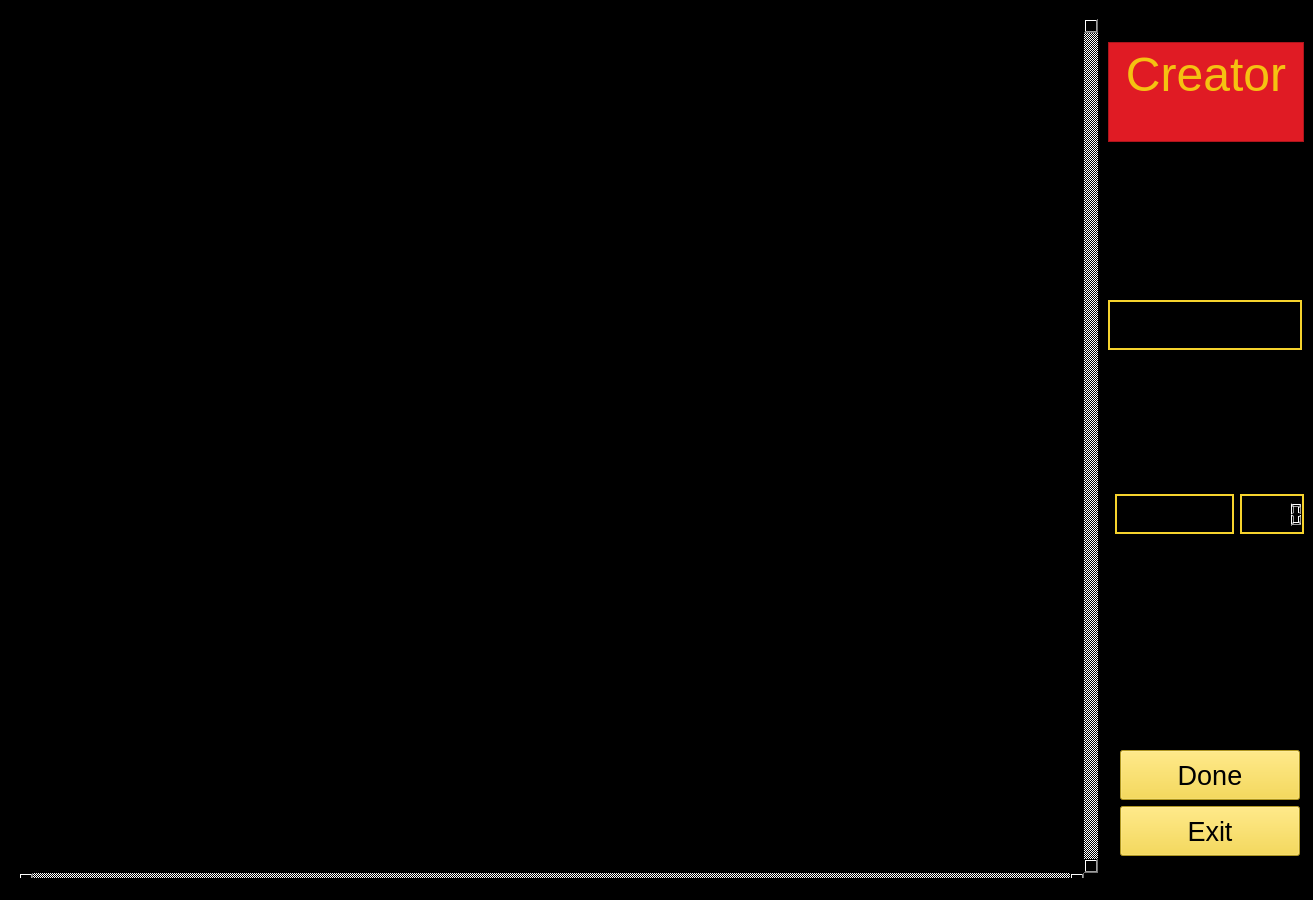
mateozorzi/practice-sdd, file editor/EditorMapas/creador.ui: the form before one commit.
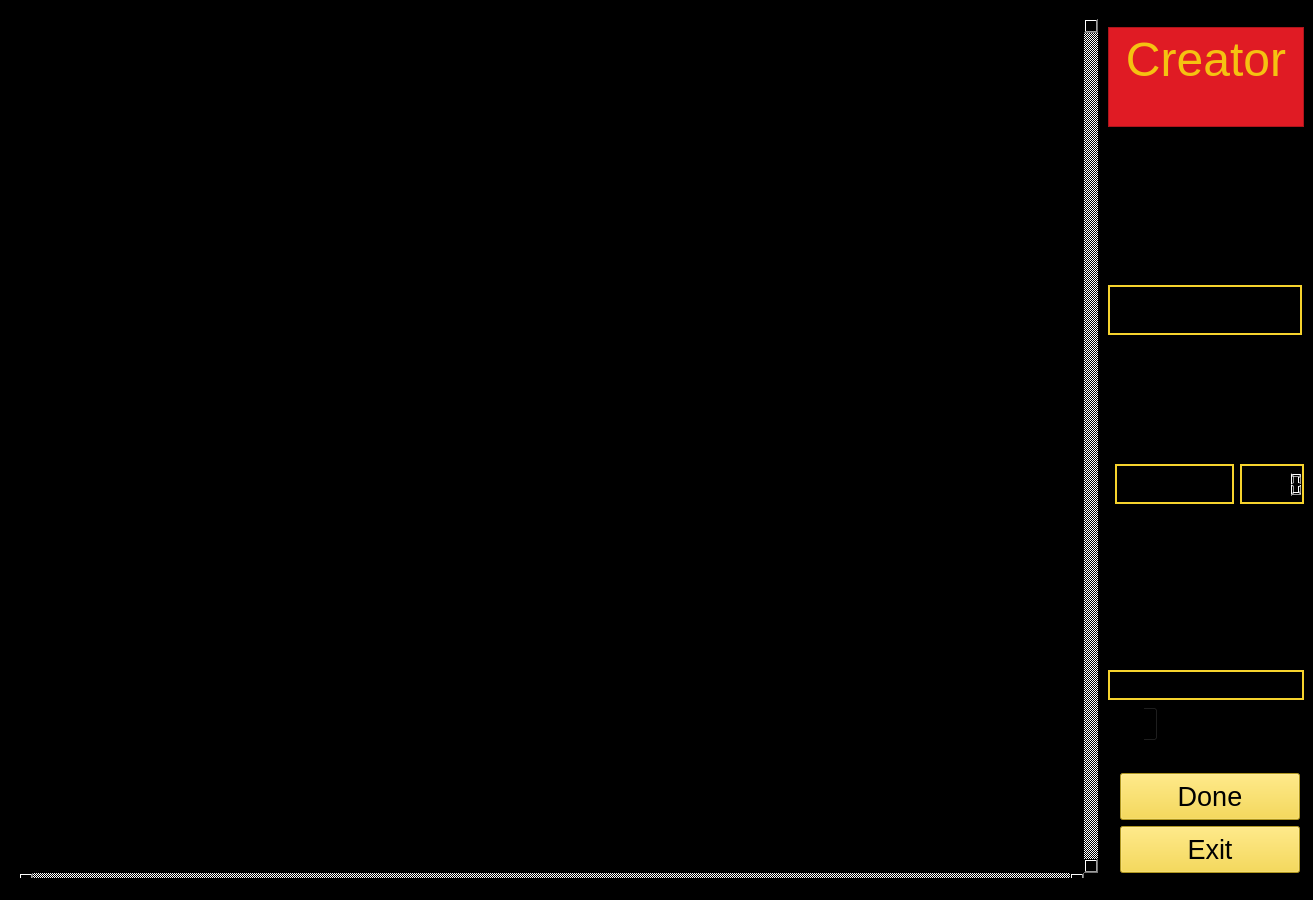
The form after the commit.

What changed in the file:
```diff
--- a/editor/EditorMapas/creador.ui
+++ b/editor/EditorMapas/creador.ui
@@ -266,7 +266,7 @@
              <number>7</number>
             </property>
             <property name="bottomMargin">
-             <number>170</number>
+             <number>160</number>
             </property>
             <item>
              <widget class="QTextEdit" name="checkpoints">
@@ -334,6 +334,49 @@
             </item>
            </layout>
           </item>
+          <item>
+           <widget class="QTextEdit" name="textEdit">
+            <property name="maximumSize">
+             <size>
+              <width>16777215</width>
+              <height>30</height>
+             </size>
+            </property>
+            <property name="font">
+             <font>
+              <pointsize>16</pointsize>
+             </font>
+            </property>
+            <property name="styleSheet">
+             <string notr="true">border: 2px solid #F6D32D</string>
+            </property>
+            <property name="html">
+             <string>&lt;!DOCTYPE HTML PUBLIC &quot;-//W3C//DTD HTML 4.0//EN&quot; &quot;http://www.w3.org/TR/REC-html40/strict.dtd&quot;&gt;
+&lt;html&gt;&lt;head&gt;&lt;meta name=&quot;qrichtext&quot; content=&quot;1&quot; /&gt;&lt;meta charset=&quot;utf-8&quot; /&gt;&lt;style type=&quot;text/css&quot;&gt;
+p, li { white-space: pre-wrap; }
+hr { height: 1px; border-width: 0; }
+li.unchecked::marker { content: &quot;\2610&quot;; }
+li.checked::marker { content: &quot;\2612&quot;; }
+&lt;/style&gt;&lt;/head&gt;&lt;body style=&quot; font-family:'Ubuntu Sans'; font-size:16pt; font-weight:400; font-style:normal;&quot;&gt;
+&lt;p style=&quot; margin-top:0px; margin-bottom:0px; margin-left:0px; margin-right:0px; -qt-block-indent:0; text-indent:0px;&quot;&gt;&lt;span style=&quot; font-size:11pt;&quot;&gt;Number of laps&lt;/span&gt;&lt;/p&gt;&lt;/body&gt;&lt;/html&gt;</string>
+            </property>
+           </widget>
+          </item>
+          <item>
+           <widget class="QSpinBox" name="n_laps">
+            <property name="maximumSize">
+             <size>
+              <width>50</width>
+              <height>16777215</height>
+             </size>
+            </property>
+            <property name="font">
+             <font>
+              <pointsize>18</pointsize>
+             </font>
+            </property>
+           </widget>
+          </item>
           <item>
            <layout class="QVBoxLayout" name="verticalLayout">
             <property name="leftMargin">
```
